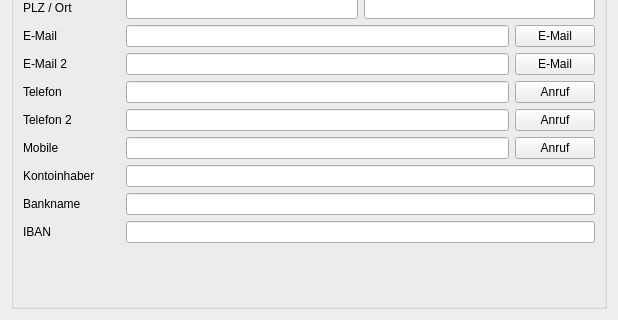
Old version of the form Ui/Contact.ui in the repository GnuSolar/GnuSolar; both pictures show x 0 to 618 and y 155 to 475 of the 618 by 475 pixel window.
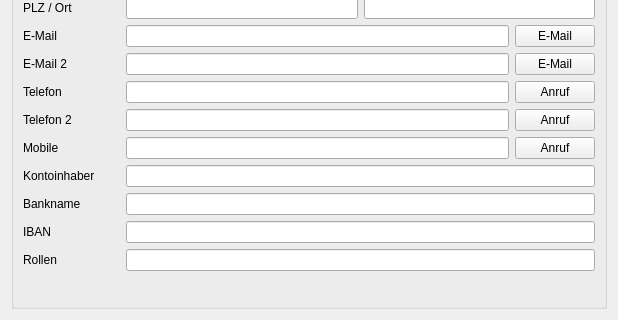
New version of the form.

```diff
--- a/Ui/Contact.ui
+++ b/Ui/Contact.ui
@@ -265,6 +265,20 @@
       <item row="12" column="1">
        <widget class="QLineEdit" name="obj_accountIban"/>
       </item>
+      <item row="13" column="0">
+       <widget class="QLabel" name="label_roles">
+        <property name="text">
+         <string>Rollen</string>
+        </property>
+       </widget>
+      </item>
+      <item row="13" column="1">
+       <widget class="QLineEdit" name="obj_roles">
+        <property name="toolTip">
+         <string>owner, client, billing, tenant, electrician, architect, planner, roofer, contact</string>
+        </property>
+       </widget>
+      </item>
      </layout>
     </widget>
    </item>
```
